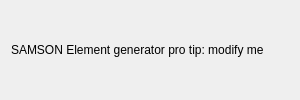
Qt form AdenitaCoreSE/form/SENanotubeCreatorEditorGUI.ui (edellano/Adenita-SAMSON-Edition) before a commit.
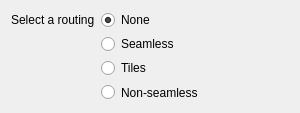
The same form after that commit.

Commit message: Added routing option to Nanotube editor (so far does nothing)

Diff of the .ui file:
```diff
--- a/AdenitaCoreSE/form/SENanotubeCreatorEditorGUI.ui
+++ b/AdenitaCoreSE/form/SENanotubeCreatorEditorGUI.ui
@@ -7,7 +7,7 @@
     <x>0</x>
     <y>0</y>
     <width>300</width>
-    <height>100</height>
+    <height>113</height>
    </rect>
   </property>
   <property name="minimumSize">
@@ -21,11 +21,46 @@
   </property>
   <layout class="QVBoxLayout" name="verticalLayout">
    <item>
-    <widget class="QLabel" name="label">
-     <property name="text">
-      <string>SAMSON Element generator pro tip: modify me</string>
-     </property>
-    </widget>
+    <layout class="QFormLayout" name="formLayout">
+     <item row="2" column="1">
+      <widget class="QRadioButton" name="chkRoutingTiles">
+       <property name="text">
+        <string>Tiles</string>
+       </property>
+      </widget>
+     </item>
+     <item row="0" column="1">
+      <widget class="QRadioButton" name="chkRoutingNone">
+       <property name="text">
+        <string>None</string>
+       </property>
+       <property name="checked">
+        <bool>true</bool>
+       </property>
+      </widget>
+     </item>
+     <item row="1" column="1">
+      <widget class="QRadioButton" name="chkRoutingSeamless">
+       <property name="text">
+        <string>Seamless</string>
+       </property>
+      </widget>
+     </item>
+     <item row="3" column="1">
+      <widget class="QRadioButton" name="chkRoutingNonSeamless">
+       <property name="text">
+        <string>Non-seamless</string>
+       </property>
+      </widget>
+     </item>
+     <item row="0" column="0">
+      <widget class="QLabel" name="label">
+       <property name="text">
+        <string>Select a routing</string>
+       </property>
+      </widget>
+     </item>
+    </layout>
    </item>
   </layout>
  </widget>
```
Left out of the diff: 70 changed lines with no effect on the pictures. The commit also changes 5 other files.
